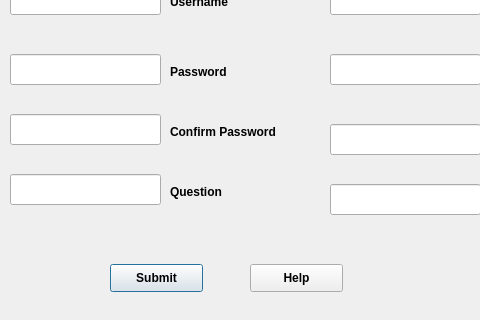
Qt form TicTacToe/registrationscene.ui (Amatarasu/A-Team) before a commit; both pictures show x 0 to 480 and y 96 to 416 of the 635 by 416 pixel window.
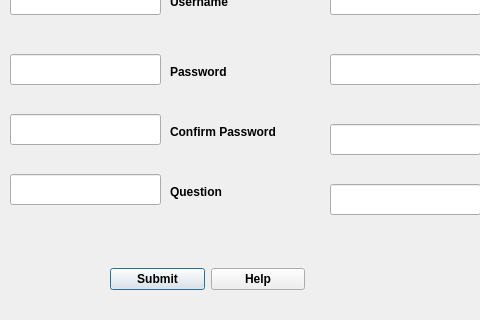
The same form after that commit.

Commit message: fix for a sign up button, alignment, and also a minor on the reset password. i am debugging the issue right now.

What changed in the file:
```diff
--- a/TicTacToe/registrationscene.ui
+++ b/TicTacToe/registrationscene.ui
@@ -49,44 +49,6 @@
     <enum>QLineEdit::Password</enum>
    </property>
   </widget>
-  <widget class="QPushButton" name="signupButton">
-   <property name="geometry">
-    <rect>
-     <x>110</x>
-     <y>360</y>
-     <width>93</width>
-     <height>28</height>
-    </rect>
-   </property>
-   <property name="font">
-    <font>
-     <weight>75</weight>
-     <bold>true</bold>
-    </font>
-   </property>
-   <property name="text">
-    <string>Submit</string>
-   </property>
-  </widget>
-  <widget class="QPushButton" name="registrationHelpButton">
-   <property name="geometry">
-    <rect>
-     <x>250</x>
-     <y>360</y>
-     <width>93</width>
-     <height>28</height>
-    </rect>
-   </property>
-   <property name="font">
-    <font>
-     <weight>75</weight>
-     <bold>true</bold>
-    </font>
-   </property>
-   <property name="text">
-    <string>Help</string>
-   </property>
-  </widget>
   <widget class="QLineEdit" name="lastNameInput">
    <property name="geometry">
     <rect>
@@ -314,6 +276,44 @@
     <string>SIGN UP AS A PRO</string>
    </property>
   </widget>
+  <widget class="QWidget" name="">
+   <property name="geometry">
+    <rect>
+     <x>110</x>
+     <y>360</y>
+     <width>195</width>
+     <height>30</height>
+    </rect>
+   </property>
+   <layout class="QHBoxLayout" name="horizontalLayout">
+    <item>
+     <widget class="QPushButton" name="signupButton">
+      <property name="font">
+       <font>
+        <weight>75</weight>
+        <bold>true</bold>
+       </font>
+      </property>
+      <property name="text">
+       <string>Submit</string>
+      </property>
+     </widget>
+    </item>
+    <item>
+     <widget class="QPushButton" name="registrationHelpButton">
+      <property name="font">
+       <font>
+        <weight>75</weight>
+        <bold>true</bold>
+       </font>
+      </property>
+      <property name="text">
+       <string>Help</string>
+      </property>
+     </widget>
+    </item>
+   </layout>
+  </widget>
  </widget>
  <resources/>
  <connections/>
```
The commit also changes 8 other files.
